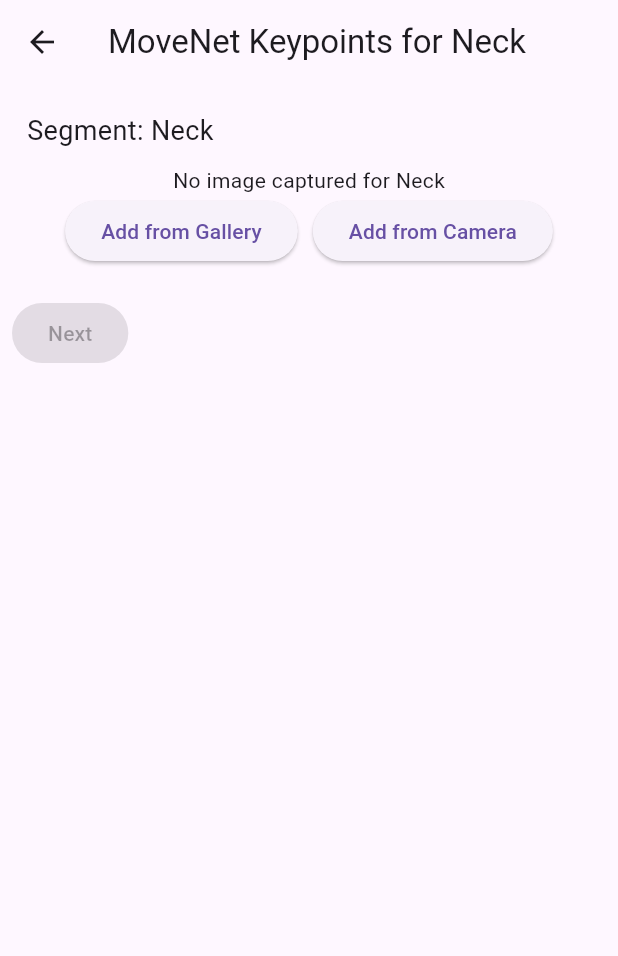
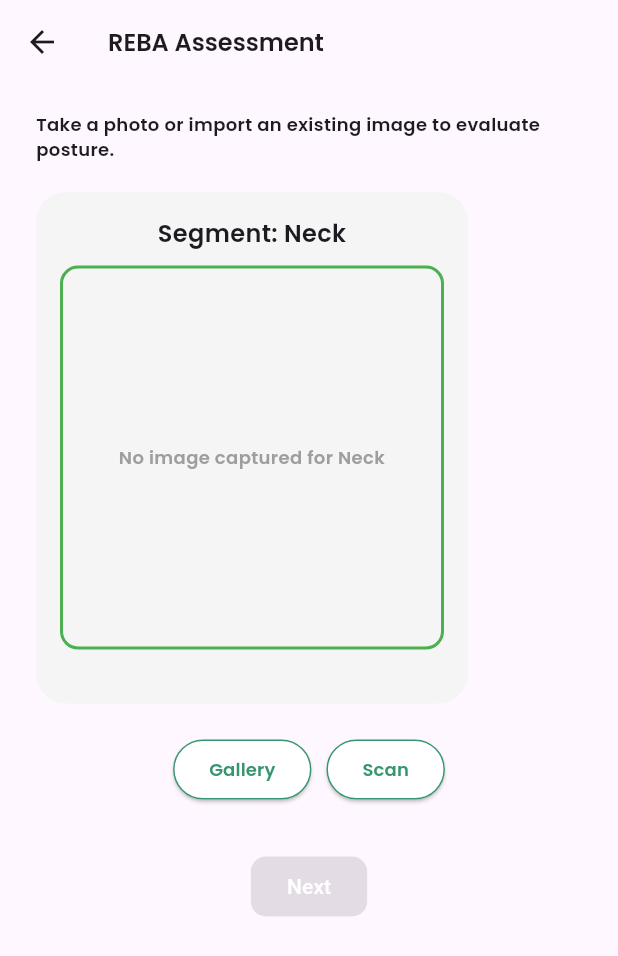
Before and after one commit to donyfajarr/rebain, a Flutter app: the ImagePickerScreen screen opened directly, on a phone screen of 412 x 824 dp. Shown: the top 956 px of the screen. Run offline on Flutter 3.47's test engine with Material 3 defaults, Android fonts, the light colour scheme and no system bars; our stand-ins replace cloud_firestore, firebase_auth, firebase_core, flutter_dotenv, google_sign_in, image_picker and 1 more; missing offline and left inert: tflite_flutter, tflite_flutter_helper; accounts and stored records are empty.

Commit message:
fix search bar in home and add image UI

```diff
--- a/lib/input.dart
+++ b/lib/input.dart
@@ -982,7 +982,11 @@
 
   return Scaffold(
     appBar: AppBar(
-      title: Text('MoveNet Keypoints for $currentSegment'),
+      title: Text('REBA Assessment', style:TextStyle(fontSize:16, fontFamily:'Poppins', fontWeight: FontWeight.w600)),
+       leading: IconButton(
+    icon: Icon(Icons.arrow_back),
+    onPressed: _previousSegment, // Navigates back to the last segment
+  ),
     ),
     body: Padding(
   padding: const EdgeInsets.all(8.0),
@@ -990,16 +994,55 @@
     crossAxisAlignment: CrossAxisAlignment.start,
     children: [
       if (currentSegment.toLowerCase() == "force load score") ...[
+        Column(
+    crossAxisAlignment: CrossAxisAlignment.start,
+    children: [
+      // Grey Background Container with Centered Image
+      Container(
+        height: 250, // Adjust as needed
+        width: double.infinity,
+        decoration: BoxDecoration(
+          color: Colors.grey[200], // Light grey background
+          borderRadius: BorderRadius.circular(12), // Rounded corners
+        ),
+        child: Center(
+          child: Image.asset(
+            'assets/forceload.png', // Ensure this path is correct
+            height: 100, // Adjust image size as needed
+            fit: BoxFit.contain,
+          ),
+        ),
+      ),
+      SizedBox(height: 15), // Space between image and text
+
+      Text(
+        "Berapakah beban yang diangkut oleh subjek?", // Your custom text here
+        style: TextStyle(
+          fontSize: 14,
+          fontWeight: FontWeight.w600,
+          fontFamily: 'Poppins',
+          color: Colors.black,
+        ),
+        textAlign: TextAlign.center,
+      ),
+
+      SizedBox(height: 25), // Space before next input
+
       Text(
         "Enter Force/Load (kg):",
         style: TextStyle(fontSize: 16, fontWeight: FontWeight.bold),
       ),
+      SizedBox(height: 8),
+
       TextField(
         controller: _loadController,
         keyboardType: TextInputType.number,
         decoration: InputDecoration(
           labelText: "Load in kg",
-            border: OutlineInputBorder(),
+          border: OutlineInputBorder(
+            borderRadius: BorderRadius.circular(12),
+          ),
+          contentPadding: EdgeInsets.symmetric(horizontal: 16, vertical: 12),
         ),
         onChanged: (value) {
           setState(() {
@@ -1010,6 +1053,7 @@
         },
       ),
       SizedBox(height: 15),
+
       Text(
         "Is there a shock or rapid build-up of force?",
         style: TextStyle(fontSize: 16, fontWeight: FontWeight.bold),
@@ -1017,6 +1061,7 @@
       CheckboxListTile(
         title: Text("Yes (+1)"),
         value: segmentScores["shockAdded"] == 1,
+        activeColor: Colors.green,
         onChanged: (bool? value) {
           setState(() {
             if (value == true) {
@@ -1024,22 +1069,32 @@
               segmentScores["shockAdded"] = 1;
             } else {
               segmentScores["forceLoad"] = (segmentScores["forceLoad"] ?? 0) - 1;
-                if (segmentScores["forceLoad"]! < 0) segmentScores["forceLoad"] = 0; // Prevent negative values
+              if (segmentScores["forceLoad"]! < 0) segmentScores["forceLoad"] = 0;
               segmentScores["shockAdded"] = 0;
             }
             print(segmentScores);
           });
         },
       ),
-        SizedBox(height: 20),
-        ElevatedButton(
+      SizedBox(height: 15),
+
+      Center(
+        child: ElevatedButton(
+          style: ElevatedButton.styleFrom(
+            backgroundColor: Colors.green,
+            shape: RoundedRectangleBorder(
+              borderRadius: BorderRadius.circular(30),
+            ),
+            padding: EdgeInsets.symmetric(horizontal: 32, vertical: 12),
+          ),
           onPressed: _nextSegment,
-          child: Text('Continue to Next Segment'),
+          child: Text(
+            'Next',
+            style: TextStyle(fontSize: 16, fontWeight: FontWeight.bold, color: Colors.white),
           ),
-        if (_currentStep > 0)
-              ElevatedButton(
-                onPressed: _previousSegment,
-                child: Text("Back"),
+        ),
+      ),
+    ],
   ),
       ]
      else if (currentSegment.toLowerCase() == "arm supported") ...[
@@ -1211,38 +1266,67 @@
       ]
       else ...[
 
+        Column(
+  crossAxisAlignment: CrossAxisAlignment.start,
+  children: [
+    // Header Section
     Padding(
-          padding: const EdgeInsets.all(10.0),
-          child: Text(
-            "Segment: $currentSegment",
-            style: TextStyle(fontSize: 18),
+      padding: const EdgeInsets.symmetric(horizontal: 16.0, vertical: 10.0),
+      child: Column(
+        crossAxisAlignment: CrossAxisAlignment.start,
+        children: [
+
+          Text(
+            "Take a photo or import an existing image to evaluate posture.",
+            style: TextStyle(fontSize: 12, fontFamily: 'Poppins'),
+          ),
+        ],
       ),
     ),
 
+    SizedBox(height: 10),
+
+    // Image Display Area
+    Container(
+      margin: EdgeInsets.symmetric(horizontal: 16),
+      padding: EdgeInsets.all(16),
+      decoration: BoxDecoration(
+        color: Colors.grey[100],
+        borderRadius: BorderRadius.circular(20),
+      ),
+      child: Column(
+        mainAxisAlignment: MainAxisAlignment.center,
+        children: [
+          Text(
+            "Segment: $currentSegment",
+            style: TextStyle(fontSize: 16, fontFamily: 'Poppins', fontWeight: FontWeight.w600),
+          ),
+          SizedBox(height: 10),
+
           _capturedImages[currentSegment] != null
-            ? Builder(builder: (context) {
-                // Read the image dimensions
+              ? Builder(
+                  builder: (context) {
                     final imageFile = _capturedImages[currentSegment]!;
                     final int originalWidth = image_lib.decodeImage(imageFile.readAsBytesSync())!.width;
                     final int originalHeight = image_lib.decodeImage(imageFile.readAsBytesSync())!.height;
-
-                // Scale image to fit inside 256x256
                     double scale = 256 / max(originalWidth, originalHeight);
                     double newWidth = originalWidth * scale;
                     double newHeight = originalHeight * scale;
                     double paddingX = (256 - newWidth) / 2;
                     double paddingY = (256 - newHeight) / 2;
-                print('Keypoint Current : $_keypointsMap');
 
                     return Stack(
                       alignment: Alignment.center,
                       children: [
-                    // Ensure the image is always inside a 256x256 box
                         Container(
                           width: 256,
                           height: 256,
-                      color: Theme.of(context).scaffoldBackgroundColor, // Background padding
-                      child: Center(
+                          decoration: BoxDecoration(
+                            color: Colors.white,
+                            borderRadius: BorderRadius.circular(12),
+                          ),
+                          child: ClipRRect(
+                            borderRadius: BorderRadius.circular(12),
                             child: Image.file(
                               imageFile,
                               width: newWidth,
@@ -1251,74 +1335,109 @@
                             ),
                           ),
                         ),
-                    // Draw keypoints correctly on top
                         if (_keypointsMap[currentSegment] != null)
                           CustomPaint(
                             size: Size(256, 256),
                             painter: VectorPainter(
                               _keypointsMap[currentSegment]!,
-          currentSegment, // Pass the segment name
+                              currentSegment,
                               paddingX,
                               paddingY,
                             ),
                           ),
-                      // if (_keypointsMap[currentSegment] != null)
-
-                      //   CustomPaint(
-                      //     size: Size(256, 256),
-                      //     painter: KeypointsPainter(
-                      //       _keypointsMap[currentSegment]!,
-                      //       paddingX,
-                      //       paddingY,
-                      //     ),
-                      //   ),
-    //                   if (currentSegment.toLowerCase() == "wrist" &&
-    // _handKeypoints[currentSegment] != null &&
-    // _handKeypoints[currentSegment]!.isNotEmpty &&
-    // _showKeypoints)
-    //                     CustomPaint(
-    //                       size: Size(256, 256),
-    //                       painter: HandKeypointsPainter(
-    //                         _handKeypoints[currentSegment]!,
-    //                         paddingX,
-    //                         paddingY,
-    //                       ),
-    //                     ),
                       ],
                     );
-              })
-            : Center(child: Text("No image captured for $currentSegment")),
-        Row(
+                  },
+                )
+              : Container(
+                  width: 256,
+                  height: 256,
+                  decoration: BoxDecoration(
+                    border: Border.all(color: Colors.green, width: 2),
+                    borderRadius: BorderRadius.circular(12),
+                  ),
+                  child: Center(
+                    child: Text(
+                      "No image captured for $currentSegment",
+                      style: TextStyle(color: Colors.grey, fontSize: 12, fontFamily: 'Poppins'),
+                      textAlign: TextAlign.center,
+                    ),
+                  ),
+                ),
+          SizedBox(height: 20),
+        ],
+      ),
+    ),
+
+    SizedBox(height: 20),
+
+    // Button Section
+    Padding(
+      padding: const EdgeInsets.symmetric(horizontal: 16.0),
+      child: Row(
         mainAxisAlignment: MainAxisAlignment.center,
         children: [
-
           ElevatedButton(
+            style: ElevatedButton.styleFrom(
+              side: BorderSide(color: Color.fromRGBO(55, 149, 112, 1)),
+              backgroundColor: Colors.white,
+              shape: RoundedRectangleBorder(borderRadius: BorderRadius.circular(20)),
+            ),
             onPressed: _isModelReady ? () => _pickImage(ImageSource.gallery) : null,
-              child: Text('Add from Gallery'),
+            child: Text('Gallery', style: TextStyle(color: Color.fromRGBO(55, 149, 112, 1), fontFamily: 'Poppins', fontSize:12, fontWeight: FontWeight.w600)),
           ),
           SizedBox(width: 10),
           ElevatedButton(
+            style: ElevatedButton.styleFrom(
+              backgroundColor: Colors.white,
+              shape: RoundedRectangleBorder(borderRadius: BorderRadius.circular(20)),
+              side: BorderSide(color: Color.fromRGBO(55, 149, 112, 1)),
+            ),
             onPressed: _isModelReady ? () => _pickImage(ImageSource.camera) : null,
-              child: Text('Add from Camera'),
+            child: Text('Scan', style: TextStyle(color: Color.fromRGBO(55, 149, 112, 1), fontFamily: 'Poppins', fontSize:12, fontWeight: FontWeight.w600)),
           ),
         ],
       ),
-        if (_currentStep > 0)
-              ElevatedButton(
-                onPressed: _previousSegment,
-                child: Text("Back"),
     ),
 
     SizedBox(height: 20),
+
+    // Navigation Buttons
+    Padding(
+      padding: const EdgeInsets.symmetric(horizontal: 16.0),
+      child: Column(
+        children: [
+          // if (_currentStep > 0)
+          //   ElevatedButton(
+          //     style: ElevatedButton.styleFrom(
+          //       backgroundColor: Colors.grey[300],
+          //       shape: RoundedRectangleBorder(borderRadius: BorderRadius.circular(10)),
+          //     ),
+          //     onPressed: _previousSegment,
+          //     child: Text("Back", style: TextStyle(color: Colors.black)),
+          //   ),
+          SizedBox(height: 10),
+          Align(
+            alignment: Alignment.center,
+            child :
              ElevatedButton(
-          onPressed: _capturedImages[currentSegment] != null
-              ? _nextSegment
-              : null,
-          child: Text(_currentStep == _bodySegments.length - 1 ? "Confirm & View Report" : "Next"),
+            style: ElevatedButton.styleFrom(
+              backgroundColor: Color.fromRGBO(55, 149, 112, 1),
+              shape: RoundedRectangleBorder(borderRadius: BorderRadius.circular(10)),
             ),
-      ]
+            onPressed: _capturedImages[currentSegment] != null ? _nextSegment : null,
+            child: Text(
+              _currentStep == _bodySegments.length - 1 ? "Confirm & View Report" : "Next",
+              style: TextStyle(color: Colors.white),
+            ),
+          ),
+            )
+
         ],
       ),
-));
+    ),
+  ],
+),
+],],),),);
 }
 }
--- a/lib/main.dart
+++ b/lib/main.dart
@@ -339,7 +339,7 @@
         setState(() => _currentIndex = index);
       }),
       AssessmentListPage(), // ✅ Halaman Assessment List
-      Placeholder(), // QR Scanner (Nanti diganti)
+      ImagePickerScreen(), // QR Scanner (Nanti diganti)
       Placeholder(), // Settings Page
       Placeholder(), // Profile Page
     ];
@@ -399,7 +399,7 @@
               onTap: () {
                 Navigator.push(
                   context,
-                  MaterialPageRoute(builder: (context) => Placeholder()), // QR Scanner Page
+                  MaterialPageRoute(builder: (context) => ImagePickerScreen()), // QR Scanner Page
                 );
               },
               child: Container(
@@ -521,7 +521,7 @@
   String selectedFilter = "This Month"; // Default selected option
   int totalAssessments = 0;
   int riskResults = 0;
-
+  String searchQuery = "";
   // Method to fetch the data based on the selected filter
 
   @override
@@ -580,11 +580,15 @@
                   borderRadius: BorderRadius.circular(20),
                 ),
                 child: TextField(
+                  onChanged: (value) {
+                      setState(() {
+                        searchQuery = value.toLowerCase();
+                      });},
                   decoration: InputDecoration(
                     hintText: "Search your assessment results...",
                     border: InputBorder.none,
                     prefixIcon: Icon(Icons.search),
-                    contentPadding: EdgeInsets.symmetric(vertical: 16)
+                    contentPadding: EdgeInsets.symmetric(vertical: 16),
                   ),
                    style: TextStyle(
                       fontFamily: 'Poppins',
@@ -756,10 +760,34 @@
                 }
 
                 var assessments = snapshot.data!.docs;
+                if (searchQuery.isNotEmpty){
+                      assessments = assessments.where((doc) {
+                        var data = doc.data() as Map<String, dynamic>;
+                        String title = (data['title'] as String?)?.toLowerCase() ?? "";
+                        return title.contains(searchQuery.toLowerCase());
+                      }).toList();
+                      // var assessment = filteredDocs[index].data() as Map<String, dynamic>;
+                    }
+
+                if (assessments.isEmpty) {
+                    return const Center(child:
+                    Text("No Matching Assessment",
+                    style: TextStyle(
+                      fontSize: 14,
+                      fontFamily: 'Poppins',
+                      fontWeight: FontWeight.w300,
+                    )));
+                  }
+
+
 
                 return Column(
                   children: List.generate(assessments.length, (index) {
+                //     if (filteredDocs.isEmpty){
+                //   return Center(child:Text("No Matching Assessment"));
                     var assessment = assessments[index].data() as Map<String, dynamic>;
+
+
 
                     // Safely retrieve the title
                     String title = (assessment['title'] ?? 'Unknown').toString();
@@ -780,7 +808,6 @@
                 );
               },
             ),
-
 
             ],
           ),
```
Also changed, not shown: assets/forceload.png (added). Lines whose indentation alone changed are shown as unchanged.
